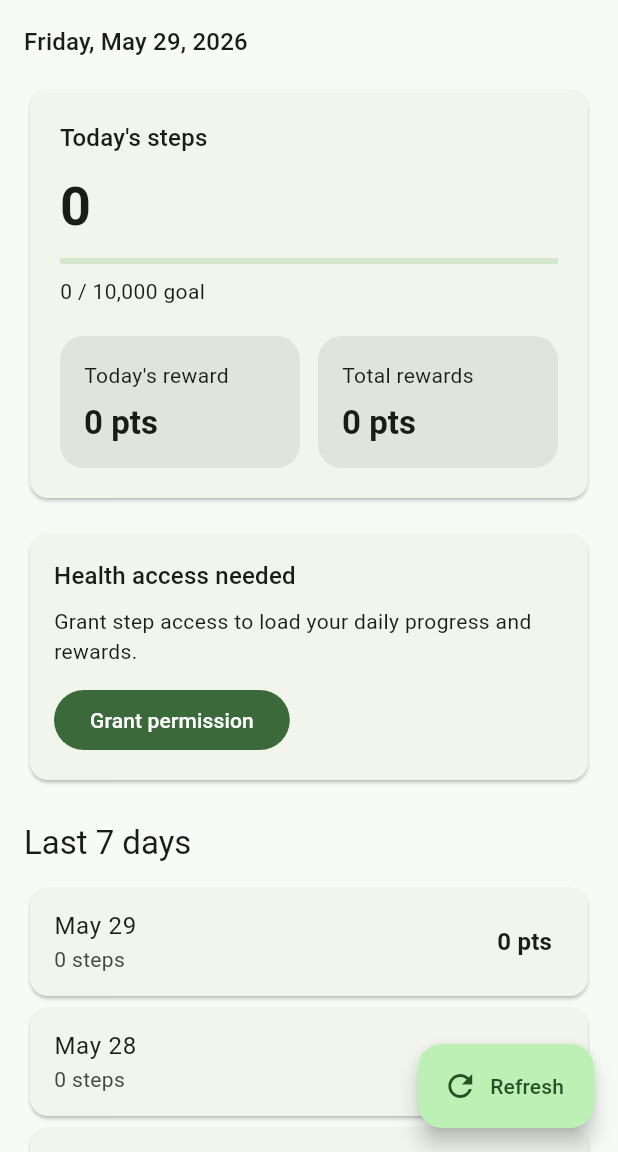
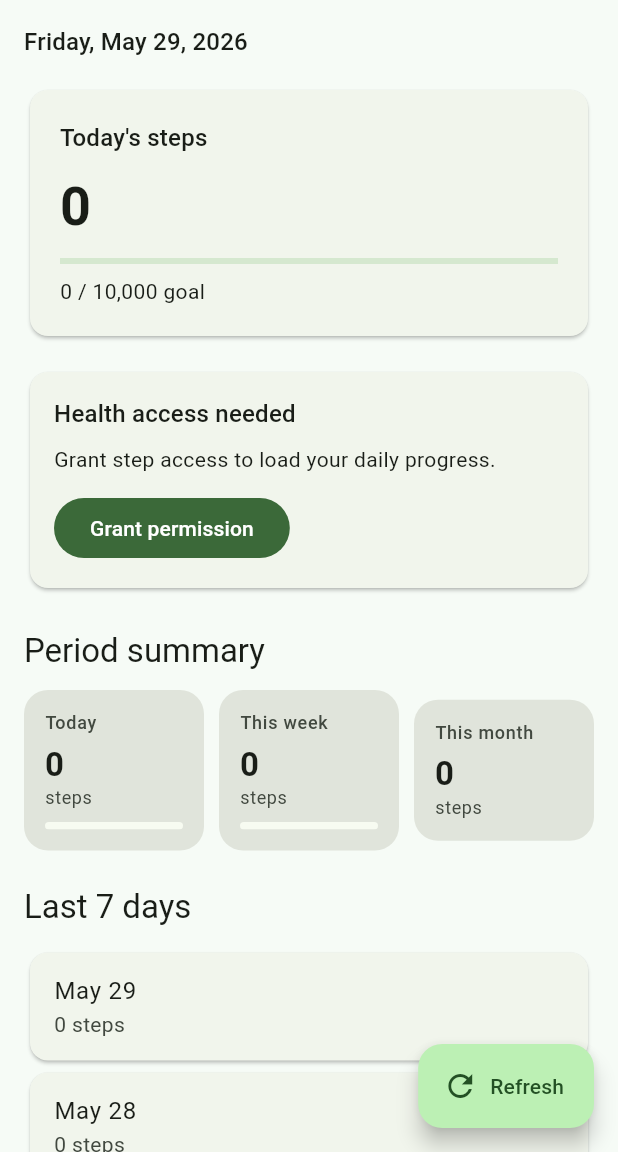
Before and after one commit to AvilPage/mango_health, a Flutter app: the screen it shows after launch, after a tap on "Refresh", on a phone screen of 412 x 824 dp, the part 84-1236 px from its top. Run offline on Flutter 3.47's test engine with Material 3 defaults, Android fonts, the phone set to English and light mode, and no system bars; our stand-ins replace pocketbase, sqflite; missing offline and left inert: health; accounts and stored records are empty.

Commit message:
fix: Health Connect permission flow on Android
- Add required AndroidManifest intent filters for Health Connect:
  ACTION_SHOW_PERMISSIONS_RATIONALE and VIEW_PERMISSION_USAGE
- Handle sdkUnavailableProviderUpdateRequired by calling installHealthConnect
- Surface typed PermissionStatus (granted/denied/healthConnectUnavailable)
- Show 'Install Health Connect' button and message when HC is missing

```diff
--- a/lib/screens/home_screen.dart
+++ b/lib/screens/home_screen.dart
@@ -21,9 +21,10 @@ class _HomeScreenState extends State<HomeScreen> with WidgetsBindingObserver {
 
   bool _isLoading = true;
   bool _hasPermission = false;
+  bool _healthConnectUnavailable = false;
   int _todaySteps = 0;
-  int _todayPoints = 0;
-  int _totalPoints = 0;
+  int _weekSteps = 0;
+  int _monthSteps = 0;
   List<DailyStep> _history = const [];
   String? _errorMessage;
 
@@ -51,21 +52,37 @@ class _HomeScreenState extends State<HomeScreen> with WidgetsBindingObserver {
     setState(() {
       _isLoading = true;
       _errorMessage = null;
+      _healthConnectUnavailable = false;
     });
 
     try {
-      final hasPermission = requestPermissions
-          ? await _healthService.requestPermissions()
-          : _hasPermission;
+      PermissionStatus status;
+      if (requestPermissions) {
+        status = await _healthService.requestPermissions();
+      } else {
+        status = _hasPermission
+            ? PermissionStatus.granted
+            : PermissionStatus.denied;
+      }
+
+      final hasPermission = status == PermissionStatus.granted;
 
       List<DailyStep> history = await _databaseService.getStepsHistory();
       int todaySteps = 0;
-      int todayPoints = 0;
 
       if (hasPermission) {
-        todaySteps = await _healthService.getTodaySteps();
-        todayPoints = _rewardsService.calculatePoints(todaySteps);
-        await _databaseService.upsertSteps(_todayKey, todaySteps, todayPoints);
+        // Backfill historical data from HealthKit (past 30 days)
+        final historical = await _healthService.getHistoricalSteps(days: 30);
+        for (final entry in historical.entries) {
+          final pts = _rewardsService.calculatePoints(entry.value);
+          await _databaseService.upsertSteps(entry.key, entry.value, pts);
+        }
+
+        // Today's steps (ensure fresh value)
+        final todayKey = _todayKey;
+        todaySteps = historical[todayKey] ?? await _healthService.getTodaySteps();
+        final pts = _rewardsService.calculatePoints(todaySteps);
+        await _databaseService.upsertSteps(todayKey, todaySteps, pts);
         history = await _databaseService.getStepsHistory();
       }
 
@@ -73,12 +90,16 @@ class _HomeScreenState extends State<HomeScreen> with WidgetsBindingObserver {
         return;
       }
 
+      final periodStats = _computePeriodStats(history, todaySteps);
+
       setState(() {
         _hasPermission = hasPermission;
+        _healthConnectUnavailable =
+            status == PermissionStatus.healthConnectUnavailable;
         _todaySteps = todaySteps;
-        _todayPoints = todayPoints;
         _history = _lastSevenDays(history);
-        _totalPoints = _rewardsService.getTotalPoints(history);
+        _weekSteps = periodStats['weekSteps']!;
+        _monthSteps = periodStats['monthSteps']!;
       });
     } catch (error) {
       if (!mounted) {
@@ -111,6 +132,35 @@ class _HomeScreenState extends State<HomeScreen> with WidgetsBindingObserver {
       return byDate[key] ??
           DailyStep(date: key, steps: 0, rewardPoints: 0, synced: false);
     });
+  }
+
+  Map<String, int> _computePeriodStats(
+    List<DailyStep> history,
+    int todaySteps,
+  ) {
+    final now = DateTime.now();
+    final today = DateTime(now.year, now.month, now.day);
+    final weekStart = today.subtract(Duration(days: today.weekday - 1));
+    final monthStart = DateTime(now.year, now.month, 1);
+
+    int weekSteps = 0;
+    int monthSteps = 0;
+
+    for (final item in history) {
+      final date = DateTime.parse(item.date);
+      if (!date.isBefore(weekStart)) weekSteps += item.steps;
+      if (!date.isBefore(monthStart)) monthSteps += item.steps;
+    }
+
+    // Ensure today's live value is included if not yet in DB history
+    final todayKey = DateFormat('yyyy-MM-dd').format(now);
+    final alreadyCounted = history.any((h) => h.date == todayKey);
+    if (!alreadyCounted && todaySteps > 0) {
+      weekSteps += todaySteps;
+      monthSteps += todaySteps;
+    }
+
+    return {'weekSteps': weekSteps, 'monthSteps': monthSteps};
   }
 
   @override
@@ -154,8 +204,6 @@ class _HomeScreenState extends State<HomeScreen> with WidgetsBindingObserver {
             _SummaryCard(
               todaySteps: _todaySteps,
               progress: progress,
-              todayPoints: _todayPoints,
-              totalPoints: _totalPoints,
               isLoading: _isLoading,
             ),
             if (!_hasPermission) ...[
@@ -167,19 +215,27 @@ class _HomeScreenState extends State<HomeScreen> with WidgetsBindingObserver {
                     crossAxisAlignment: CrossAxisAlignment.start,
                     children: [
                       Text(
-                        'Health access needed',
+                        _healthConnectUnavailable
+                            ? 'Health Connect required'
+                            : 'Health access needed',
                         style: theme.textTheme.titleMedium,
                       ),
                       const SizedBox(height: 8),
-                      const Text(
-                        'Grant step access to load your daily progress and rewards.',
+                      Text(
+                        _healthConnectUnavailable
+                            ? 'Please install Health Connect from the Play Store to track your steps.'
+                            : 'Grant step access to load your daily progress.',
                       ),
                       const SizedBox(height: 12),
                       FilledButton(
                         onPressed: _isLoading
                             ? null
                             : () => _loadData(requestPermissions: true),
-                        child: const Text('Grant permission'),
+                        child: Text(
+                          _healthConnectUnavailable
+                              ? 'Install Health Connect'
+                              : 'Grant permission',
+                        ),
                       ),
                     ],
                   ),
@@ -202,6 +258,13 @@ class _HomeScreenState extends State<HomeScreen> with WidgetsBindingObserver {
               ),
             ],
             const SizedBox(height: 24),
+            _PeriodSummarySection(
+              todaySteps: _todaySteps,
+              weekSteps: _weekSteps,
+              monthSteps: _monthSteps,
+              isLoading: _isLoading,
+            ),
+            const SizedBox(height: 24),
             Text(
               'Last 7 days',
               style: theme.textTheme.titleLarge,
@@ -220,15 +283,11 @@ class _SummaryCard extends StatelessWidget {
   const _SummaryCard({
     required this.todaySteps,
     required this.progress,
-    required this.todayPoints,
-    required this.totalPoints,
     required this.isLoading,
   });
 
   final int todaySteps;
   final double progress;
-  final int todayPoints;
-  final int totalPoints;
   final bool isLoading;
 
   @override
@@ -255,59 +314,8 @@ class _SummaryCard extends StatelessWidget {
             Text(
               '${NumberFormat.decimalPattern().format(todaySteps)} / 10,000 goal',
             ),
-            const SizedBox(height: 20),
-            Row(
-              children: [
-                Expanded(
-                  child: _MetricTile(
-                    label: 'Today\'s reward',
-                    value: '$todayPoints pts',
-                  ),
-                ),
-                const SizedBox(width: 12),
-                Expanded(
-                  child: _MetricTile(
-                    label: 'Total rewards',
-                    value: '$totalPoints pts',
-                  ),
-                ),
-              ],
-            ),
           ],
         ),
-      ),
-    );
-  }
-}
-
-class _MetricTile extends StatelessWidget {
-  const _MetricTile({required this.label, required this.value});
-
-  final String label;
-  final String value;
-
-  @override
-  Widget build(BuildContext context) {
-    final theme = Theme.of(context);
-
-    return Container(
-      padding: const EdgeInsets.all(16),
-      decoration: BoxDecoration(
-        color: theme.colorScheme.surfaceContainerHighest,
-        borderRadius: BorderRadius.circular(16),
-      ),
-      child: Column(
-        crossAxisAlignment: CrossAxisAlignment.start,
-        children: [
-          Text(label, style: theme.textTheme.bodyMedium),
-          const SizedBox(height: 8),
-          Text(
-            value,
-            style: theme.textTheme.titleLarge?.copyWith(
-              fontWeight: FontWeight.w700,
-            ),
-          ),
-        ],
       ),
     );
   }
@@ -320,20 +328,144 @@ class _HistoryTile extends StatelessWidget {
 
   @override
   Widget build(BuildContext context) {
-    final theme = Theme.of(context);
     final date = DateTime.parse(step.date);
 
     return Card(
       child: ListTile(
         title: Text(DateFormat.MMMd().format(date)),
         subtitle: Text('${NumberFormat.decimalPattern().format(step.steps)} steps'),
-        trailing: Text(
-          '${step.rewardPoints} pts',
-          style: theme.textTheme.titleMedium?.copyWith(
-            fontWeight: FontWeight.w600,
-          ),
-        ),
       ),
     );
   }
 }
+
+class _PeriodSummarySection extends StatelessWidget {
+  const _PeriodSummarySection({
+    required this.todaySteps,
+    required this.weekSteps,
+    required this.monthSteps,
+    required this.isLoading,
+  });
+
+  final int todaySteps;
+  final int weekSteps;
+  final int monthSteps;
+  final bool isLoading;
+
+  @override
+  Widget build(BuildContext context) {
+    final theme = Theme.of(context);
+
+    return Column(
+      crossAxisAlignment: CrossAxisAlignment.start,
+      children: [
+        Text('Period summary', style: theme.textTheme.titleLarge),
+        const SizedBox(height: 12),
+        Row(
+          children: [
+            Expanded(
+              child: _PeriodCard(
+                label: 'Today',
+                steps: todaySteps,
+                goal: 10000,
+                isLoading: isLoading,
+              ),
+            ),
+            const SizedBox(width: 10),
+            Expanded(
+              child: _PeriodCard(
+                label: 'This week',
+                steps: weekSteps,
+                goal: 70000,
+                isLoading: isLoading,
+              ),
+            ),
+            const SizedBox(width: 10),
+            Expanded(
+              child: _PeriodCard(
+                label: 'This month',
+                steps: monthSteps,
+                goal: null,
+                isLoading: isLoading,
+              ),
+            ),
+          ],
+        ),
+      ],
+    );
+  }
+}
+
+class _PeriodCard extends StatelessWidget {
+  const _PeriodCard({
+    required this.label,
+    required this.steps,
+    required this.goal,
+    required this.isLoading,
+  });
+
+  final String label;
+  final int steps;
+  final int? goal;
+  final bool isLoading;
+
+  String _fmt(int n) {
+    if (n >= 1000) {
+      return '${(n / 1000).toStringAsFixed(n % 1000 == 0 ? 0 : 1)}k';
+    }
+    return n.toString();
+  }
+
+  @override
+  Widget build(BuildContext context) {
+    final theme = Theme.of(context);
+    final cs = theme.colorScheme;
+    final progress = goal != null ? (steps / goal!).clamp(0.0, 1.0) : null;
+    final goalMet = goal != null && steps >= goal!;
+
+    return Container(
+      padding: const EdgeInsets.all(14),
+      decoration: BoxDecoration(
+        color: goalMet ? cs.primaryContainer : cs.surfaceContainerHighest,
+        borderRadius: BorderRadius.circular(16),
+      ),
+      child: Column(
+        crossAxisAlignment: CrossAxisAlignment.start,
+        children: [
+          Text(
+            label,
+            style: theme.textTheme.labelMedium?.copyWith(
+              color: cs.onSurfaceVariant,
+            ),
+          ),
+          const SizedBox(height: 6),
+          Text(
+            _fmt(steps),
+            style: theme.textTheme.titleLarge?.copyWith(
+              fontWeight: FontWeight.w700,
+              color: goalMet ? cs.onPrimaryContainer : cs.onSurface,
+            ),
+          ),
+          Text(
+            'steps',
+            style: theme.textTheme.bodySmall?.copyWith(
+              color: cs.onSurfaceVariant,
+            ),
+          ),
+          if (progress != null) ...[
+            const SizedBox(height: 8),
+            ClipRRect(
+              borderRadius: BorderRadius.circular(4),
+              child: LinearProgressIndicator(
+                value: isLoading ? null : progress,
+                minHeight: 5,
+                backgroundColor: cs.surface,
+                color: goalMet ? cs.primary : cs.secondary,
+              ),
+            ),
+          ],
+        ],
+      ),
+    );
+  }
+}
--- a/lib/services/health_service.dart
+++ b/lib/services/health_service.dart
@@ -1,6 +1,9 @@
 import 'dart:io';
 
 import 'package:health/health.dart';
+import 'package:intl/intl.dart';
+
+enum PermissionStatus { granted, healthConnectUnavailable, denied }
 
 class HealthService {
   HealthService({Health? health}) : _health = health ?? Health();
@@ -18,22 +21,25 @@ class HealthService {
     _isConfigured = true;
   }
 
-  Future<bool> requestPermissions() async {
+  Future<PermissionStatus> requestPermissions() async {
     await _ensureConfigured();
 
     if (Platform.isAndroid) {
       final status = await _health.getHealthConnectSdkStatus();
-      if (status != HealthConnectSdkStatus.sdkAvailable) {
-        return false;
+      if (status == HealthConnectSdkStatus.sdkUnavailable ||
+          status == HealthConnectSdkStatus.sdkUnavailableProviderUpdateRequired) {
+        await _health.installHealthConnect();
+        return PermissionStatus.healthConnectUnavailable;
       }
     }
 
     final hasPermissions = await _health.hasPermissions(_types);
     if (hasPermissions == true) {
-      return true;
+      return PermissionStatus.granted;
     }
 
-    return _health.requestAuthorization(_types);
+    final granted = await _health.requestAuthorization(_types);
+    return granted ? PermissionStatus.granted : PermissionStatus.denied;
   }
 
   Future<int> getTodaySteps() async {
@@ -49,4 +55,29 @@ class HealthService {
 
     return steps ?? 0;
   }
+
+  /// Fetches step counts for the past [days] days (including today).
+  /// Returns a map of ISO date string (yyyy-MM-dd) → step count.
+  Future<Map<String, int>> getHistoricalSteps({int days = 30}) async {
+    await _ensureConfigured();
+
+    final today = DateTime.now();
+    final end = DateTime(today.year, today.month, today.day + 1);
+    final start = DateTime(today.year, today.month, today.day - days + 1);
+
+    final data = await _health.getHealthDataFromTypes(
+      startTime: start,
+      endTime: end,
+      types: _types,
+    );
+
+    final totals = <String, int>{};
+    for (final point in data) {
+      final date = DateFormat('yyyy-MM-dd').format(point.dateFrom);
+      final value = (point.value as NumericHealthValue).numericValue.round();
+      totals[date] = (totals[date] ?? 0) + value;
+    }
+
+    return totals;
+  }
 }
```
Also changed, not shown: 1 other file.
